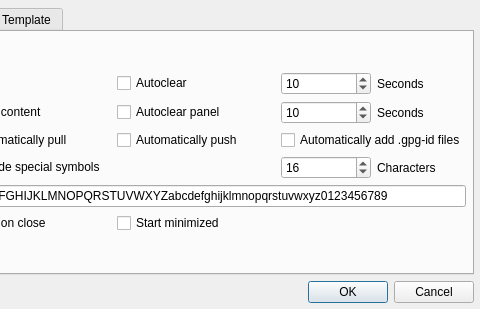
This is configdialog.ui in IJHack/QtPass as Qt 5 draws it before an edit; both pictures show x 224 to 704 and y 0 to 309 of the 704 by 309 pixel window. The edited form follows.
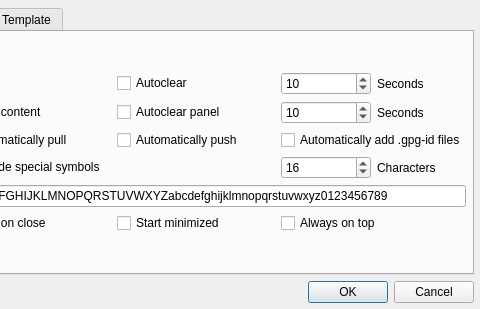
This is the edited form.

Commit message: Always on top, fixes https://github.com/IJHack/qtpass/issues/118

What changed in the file:
```diff
--- a/configdialog.ui
+++ b/configdialog.ui
@@ -400,6 +400,13 @@
          <item row="0" column="0">
           <widget class="QComboBox" name="comboBoxClipboard"/>
          </item>
+         <item row="6" column="3">
+          <widget class="QCheckBox" name="checkBoxAlwaysOnTop">
+           <property name="text">
+            <string>Always on top</string>
+           </property>
+          </widget>
+         </item>
         </layout>
        </item>
       </layout>
```
The commit also changes 6 other files.
